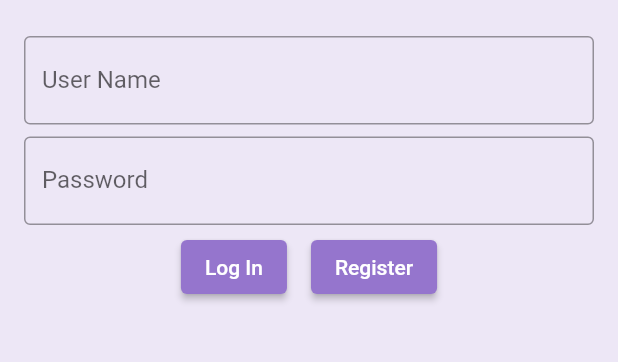
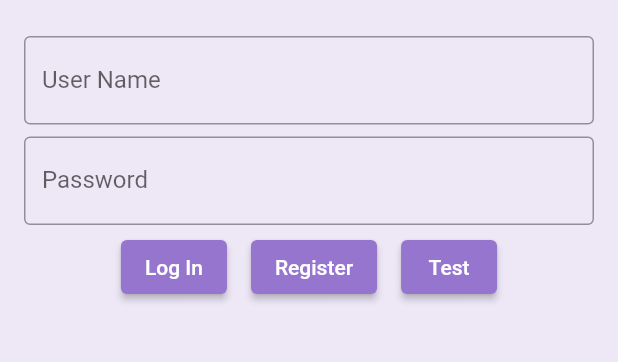
Before and after one commit to alexcho617/do-it-church, a Flutter app: the screen it shows after launch, on a phone screen of 412 x 824 dp, the part 579-941 px from its top. Run offline on Flutter 3.47's test engine with Material 2 defaults, Android fonts, the phone set to English and light mode, and no system bars.

Commit message:
Added Test Button in Login Route for Git Test Purpose

```diff
--- a/lib/main.dart
+++ b/lib/main.dart
@@ -99,6 +99,21 @@ class _LoginRouteState extends State<LoginRoute> {
                         });
                       },
                       child: Text('Register'),
+                    ),
+                  ),
+                  Padding(
+                    padding: const EdgeInsets.symmetric(horizontal: 8.0),
+                    child: ElevatedButton(
+                      style: ButtonStyle(
+                        backgroundColor: MaterialStateProperty.all<Color>(
+                            Colors.deepPurple.shade300),
+                      ),
+                      onPressed: () {
+                        setState(() {
+                          print('Test Pressed');
+                        });
+                      },
+                      child: Text('Test'),
                     ),
                   ),
                 ],
```
